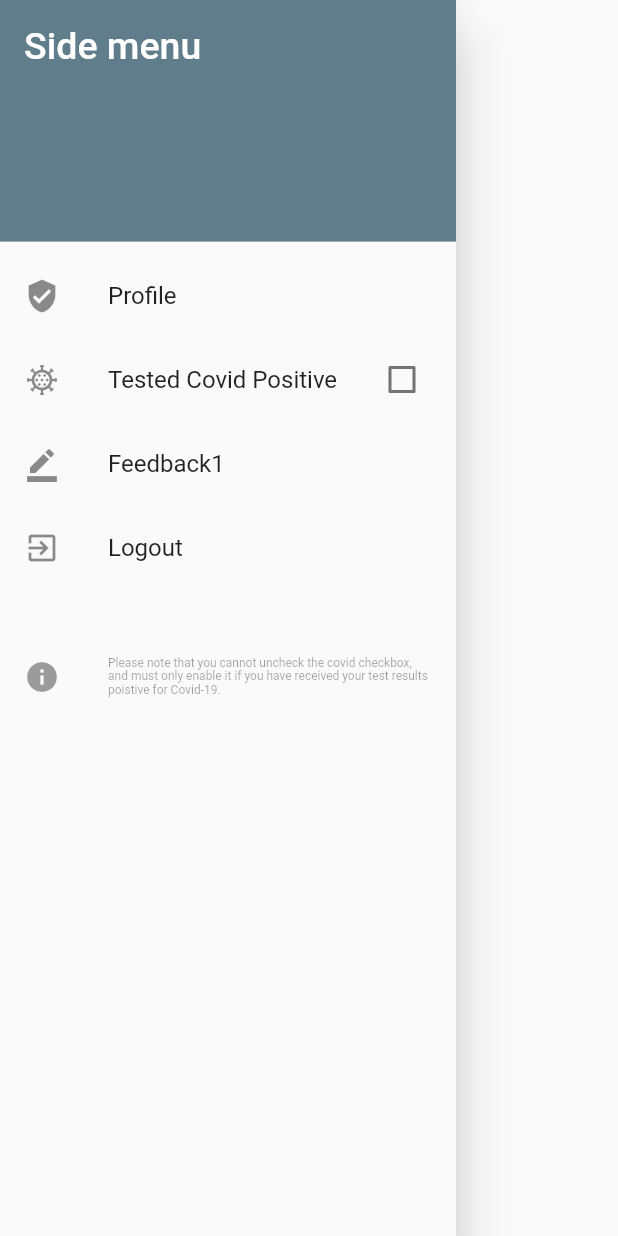
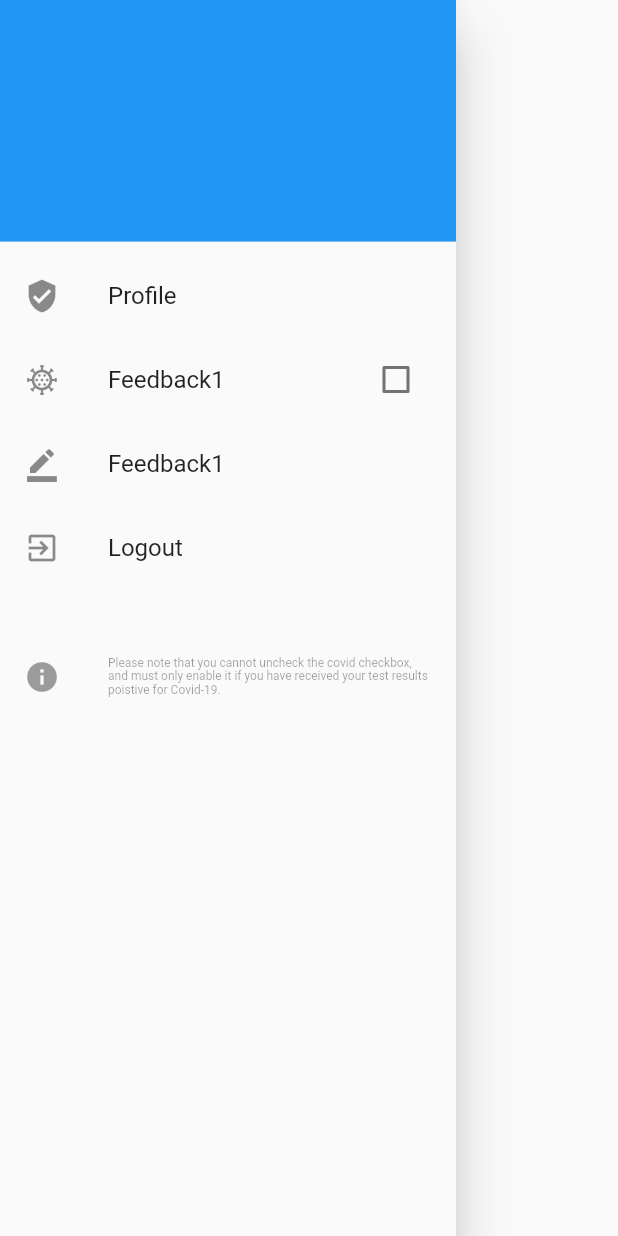
Before and after one commit to Arham98/BlueTrace, a Flutter app: the SideBar widget shown alone on an empty page, opened directly, on a phone screen of 412 x 824 dp. Run offline on Flutter 3.47's test engine with Material 2 defaults, Android fonts, the phone set to English and light mode, and no system bars; our stand-ins replace cloud_firestore, convert, firebase_auth, firebase_core, flutter_blue, flutter_local_notifications and 4 more; missing offline and left inert: beacon_broadcast; accounts and stored records are empty.

```diff
--- a/lib/Mapper.dart
+++ b/lib/Mapper.dart
@@ -27,7 +27,7 @@ class UserData {
         cnic = data['cnic'],
         uuid = data['uuid'],
         email = data['email'],
-        covidStatus = data['coivdStatus'];
+        covidStatus = data['covidStatus'];
 
   Map<String, dynamic> toJSON() {
     return {
@@ -36,7 +36,7 @@ class UserData {
       'cnic': cnic,
       'uuid': uuid,
       'email': email,
-      'coivdStatus': covidStatus,
+      'covidStatus': covidStatus,
     };
   }
 
@@ -56,9 +56,6 @@ class UserData {
     }
     if (_googleUid.isNotEmpty) {
       this.googleUid = _googleUid;
-    }
-    if (_covidStatus == false) {
-      this.covidStatus = _covidStatus;
     }
   }
 }
--- a/lib/sidebar.dart
+++ b/lib/sidebar.dart
@@ -1,4 +1,5 @@
 import 'package:blue_trace/Mapper.dart';
+import 'package:blue_trace/Scanner.dart' as scannerpgdata;
 import 'package:flutter/material.dart';
 import 'package:blue_trace/login.dart';
 import 'package:firebase_auth/firebase_auth.dart' as auth;
@@ -12,11 +13,45 @@ class SideBar extends StatefulWidget {
       new SideBarProperties(covidbool: covidbool);
 }
 
+class LabeledCheckbox extends StatelessWidget {
+  const LabeledCheckbox({
+    this.label,
+    this.padding,
+    this.value,
+    this.onChanged,
+  });
+
+  final String label;
+  final EdgeInsets padding;
+  final bool value;
+  final Function onChanged;
+
+  @override
+  Widget build(BuildContext context) {
+    return InkWell(
+      onTap: () {
+        onChanged(!value);
+      },
+      child: ListTile(
+        leading: Icon(Icons.coronavirus_outlined),
+        title: Text('Feedback1'),
+        trailing: Checkbox(
+          value: value,
+          onChanged: (bool newValue) async {
+            onChanged(newValue);
+          },
+        ),
+      ),
+    );
+  }
+}
+
 class SideBarProperties extends State<SideBar> {
   SideBarProperties({Key key, this.covidbool});
   bool covidbool;
   String username;
   String curruuid;
+  bool covidFlag;
 
   @override
   void initState() {
@@ -27,36 +62,29 @@ class SideBarProperties extends State<SideBar> {
   }
 
   _asyncMethod() async {
-    await FirebaseFirestore.instance
-        .collection("users")
-        .where('googleUid',
-            isEqualTo: auth.FirebaseAuth.instance.currentUser.uid)
-        .get()
-        .then((val) async {
-      UserData dat = UserData.fromData(val.docs.first.data());
+    UserData dat = scannerpgdata.myUserData;
     covidbool = dat.covidStatus;
     username = dat.name;
     curruuid = dat.uuid;
-      print(dat.email);
-    }).catchError((e) {
-      print(e);
-    });
+    covidFlag = dat.covidStatus;
+    // print(scannerpgdata.myUserData.email);
+    // print(scannerpgdata.myUserData.covidStatus);
+    // print(scannerpgdata.myUserData.googleUid);
   }
 
   @override
   Widget build(BuildContext context) {
-    //await initstate();
     return Drawer(
       child: ListView(
         padding: EdgeInsets.zero,
         children: <Widget>[
           DrawerHeader(
             child: Text(
-              'Side menu',
+              scannerpgdata.myUserData.name,
               style: TextStyle(color: Colors.white, fontSize: 25),
             ),
             decoration: BoxDecoration(
-              color: Colors.blueGrey,
+              color: Colors.blue,
               // image: DecorationImage(
               //     fit: BoxFit.fill,
               //     image: AssetImage('assets/images/cover.jpg'))
@@ -67,28 +95,39 @@ class SideBarProperties extends State<SideBar> {
             title: Text('Profile'),
             onTap: () => {Navigator.of(context).pop()},
           ),
-          CheckboxListTile(
-            title: const Text('Tested Covid Positive'),
-            secondary: const Icon(Icons.coronavirus_outlined),
+          LabeledCheckbox(
+            label: 'This is the label text',
+            padding: const EdgeInsets.symmetric(horizontal: 20.0),
             value: covidbool,
-            onChanged: (val) async {
+            onChanged: (bool newValue) async {
+              //print("$covidbool,$newValue");
+              if (newValue == true) {
                 await FirebaseFirestore.instance
-                  .collection('userCloseContact')
+                    .collection('covidPositive')
                     .add({
                   'uuid': curruuid,
                   'timestamp': Timestamp.fromMillisecondsSinceEpoch(
                       DateTime.now().millisecondsSinceEpoch),
                   'user': username,
                 });
-              if (val && covidbool == false) {
+                await FirebaseFirestore.instance
+                    .collection('users')
+                    .doc(auth.FirebaseAuth.instance.currentUser.uid)
+                    .set({
+                  'covidStatus': true,
+                }, SetOptions(merge: true));
+              } else {
+                await FirebaseFirestore.instance
+                    .collection('users')
+                    .doc(auth.FirebaseAuth.instance.currentUser.uid)
+                    .set({
+                  'covidStatus': false,
+                }, SetOptions(merge: true));
+              }
               setState(() {
-                  covidbool = true;
+                scannerpgdata.myUserData.covidStatus = newValue;
+                covidbool = newValue;
               });
-              } else if (val) {
-                return null;
-              } else {
-                val = true;
-              }
             },
           ),
           ListTile(
```
Also changed, not shown: lib/Scanner.dart (+15 -14 lines), 2 other files. Lines whose indentation alone changed are shown as unchanged.
